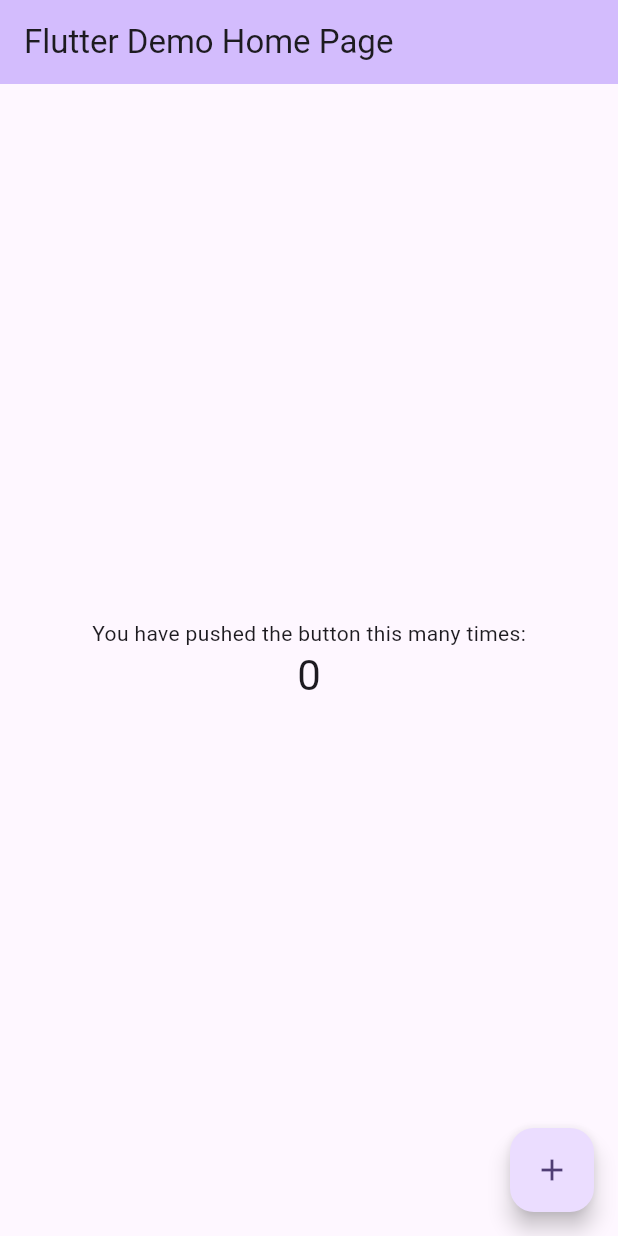
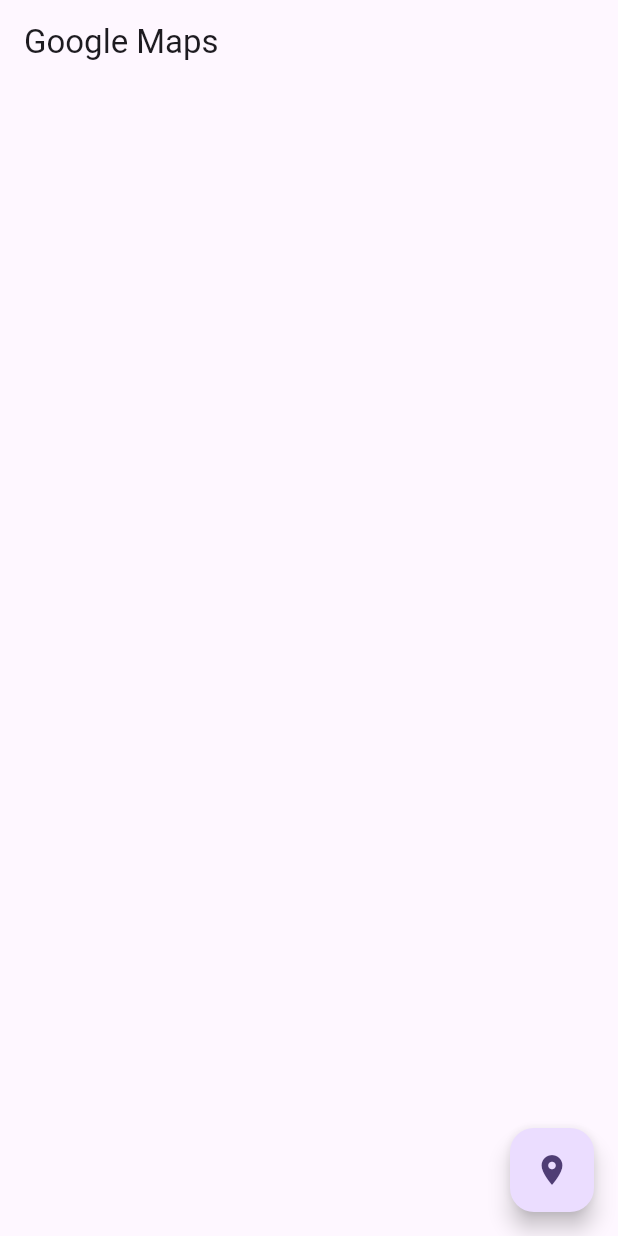
Before and after one commit to duvs/fincatech_hub, a Flutter app: the screen it shows after launch, on a phone screen of 412 x 824 dp. Run offline on Flutter 3.47's test engine with Material 3 defaults, Android fonts, the phone set to English and light mode, and no system bars; our stand-ins replace equatable, flutter_bloc, geolocator, google_maps_flutter.

Commit message:
Regenerate project with latest Flutter and Android Studio versions

```diff
--- /dev/null
+++ b/lib/domain/repositories/map_repository.dart
@@ -0,0 +1,4 @@
+abstract class MapRepository {
+  Future<Map<String, double>> getCurrentLocation();
+  Future<void> checkPermissions();
+}
--- a/lib/main.dart
+++ b/lib/main.dart
@@ -1,3 +1,4 @@
+import 'package:fincatech_hub/presentation/screens/map_screen.dart';
 import 'package:flutter/material.dart';
 
 void main() {
@@ -7,119 +8,16 @@
 class MyApp extends StatelessWidget {
   const MyApp({super.key});
 
-  // This widget is the root of your application.
   @override
   Widget build(BuildContext context) {
     return MaterialApp(
-      title: 'Flutter Demo',
+      title: 'Fincatech Hub',
+      debugShowCheckedModeBanner: false,
       theme: ThemeData(
-        // This is the theme of your application.
-        //
-        // TRY THIS: Try running your application with "flutter run". You'll see
-        // the application has a purple toolbar. Then, without quitting the app,
-        // try changing the seedColor in the colorScheme below to Colors.green
-        // and then invoke "hot reload" (save your changes or press the "hot
-        // reload" button in a Flutter-supported IDE, or press "r" if you used
-        // the command line to start the app).
-        //
-        // Notice that the counter didn't reset back to zero; the application
-        // state is not lost during the reload. To reset the state, use hot
-        // restart instead.
-        //
-        // This works for code too, not just values: Most code changes can be
-        // tested with just a hot reload.
         colorScheme: ColorScheme.fromSeed(seedColor: Colors.deepPurple),
         useMaterial3: true,
       ),
-      home: const MyHomePage(title: 'Flutter Demo Home Page'),
+      home: MapScreen(),
     );
   }
 }
-
-class MyHomePage extends StatefulWidget {
-  const MyHomePage({super.key, required this.title});
-
-  // This widget is the home page of your application. It is stateful, meaning
-  // that it has a State object (defined below) that contains fields that affect
-  // how it looks.
-
-  // This class is the configuration for the state. It holds the values (in this
-  // case the title) provided by the parent (in this case the App widget) and
-  // used by the build method of the State. Fields in a Widget subclass are
-  // always marked "final".
-
-  final String title;
-
-  @override
-  State<MyHomePage> createState() => _MyHomePageState();
-}
-
-class _MyHomePageState extends State<MyHomePage> {
-  int _counter = 0;
-
-  void _incrementCounter() {
-    setState(() {
-      // This call to setState tells the Flutter framework that something has
-      // changed in this State, which causes it to rerun the build method below
-      // so that the display can reflect the updated values. If we changed
-      // _counter without calling setState(), then the build method would not be
-      // called again, and so nothing would appear to happen.
-      _counter++;
-    });
-  }
-
-  @override
-  Widget build(BuildContext context) {
-    // This method is rerun every time setState is called, for instance as done
-    // by the _incrementCounter method above.
-    //
-    // The Flutter framework has been optimized to make rerunning build methods
-    // fast, so that you can just rebuild anything that needs updating rather
-    // than having to individually change instances of widgets.
-    return Scaffold(
-      appBar: AppBar(
-        // TRY THIS: Try changing the color here to a specific color (to
-        // Colors.amber, perhaps?) and trigger a hot reload to see the AppBar
-        // change color while the other colors stay the same.
-        backgroundColor: Theme.of(context).colorScheme.inversePrimary,
-        // Here we take the value from the MyHomePage object that was created by
-        // the App.build method, and use it to set our appbar title.
-        title: Text(widget.title),
-      ),
-      body: Center(
-        // Center is a layout widget. It takes a single child and positions it
-        // in the middle of the parent.
-        child: Column(
-          // Column is also a layout widget. It takes a list of children and
-          // arranges them vertically. By default, it sizes itself to fit its
-          // children horizontally, and tries to be as tall as its parent.
-          //
-          // Column has various properties to control how it sizes itself and
-          // how it positions its children. Here we use mainAxisAlignment to
-          // center the children vertically; the main axis here is the vertical
-          // axis because Columns are vertical (the cross axis would be
-          // horizontal).
-          //
-          // TRY THIS: Invoke "debug painting" (choose the "Toggle Debug Paint"
-          // action in the IDE, or press "p" in the console), to see the
-          // wireframe for each widget.
-          mainAxisAlignment: MainAxisAlignment.center,
-          children: <Widget>[
-            const Text(
-              'You have pushed the button this many times:',
-            ),
-            Text(
-              '$_counter',
-              style: Theme.of(context).textTheme.headlineMedium,
-            ),
-          ],
-        ),
-      ),
-      floatingActionButton: FloatingActionButton(
-        onPressed: _incrementCounter,
-        tooltip: 'Increment',
-        child: const Icon(Icons.add),
-      ), // This trailing comma makes auto-formatting nicer for build methods.
-    );
-  }
-}
--- /dev/null
+++ b/lib/presentation/blocs/bloc/map_bloc.dart
@@ -0,0 +1,25 @@
+import 'package:fincatech_hub/domain/use_cases/map_use_case.dart';
+import 'package:flutter_bloc/flutter_bloc.dart';
+import 'package:equatable/equatable.dart';
+
+part 'map_event.dart';
+part 'map_state.dart';
+
+class MapBloc extends Bloc<MapEvent, MapState> {
+  final MapUseCase mapUseCase;
+
+  MapBloc(this.mapUseCase) : super(MapInitial()) {
+    on<MapStarted>(_onStarted);
+  }
+
+  Future<void> _onStarted(MapStarted event, Emitter<MapState> emit) async {
+    emit(MapLoading());
+    try {
+      await mapUseCase.checkPermissions();
+      final Map<String, double> location = await mapUseCase.getCurrentLocation();
+      emit(MapLoaded(location));
+    } catch (e) {
+      emit(MapError('Error loading location: $e'));
+    }
+  }
+}
--- /dev/null
+++ b/lib/presentation/blocs/bloc/map_event.dart
@@ -0,0 +1,13 @@
+part of 'map_bloc.dart';
+
+sealed class MapEvent extends Equatable {
+  const MapEvent();
+
+  @override
+  List<Object> get props => [];
+}
+
+final class MapStarted extends MapEvent {
+  @override
+  List<Object> get props => [];
+}
--- /dev/null
+++ b/lib/presentation/blocs/bloc/map_state.dart
@@ -0,0 +1,36 @@
+part of 'map_bloc.dart';
+
+sealed class MapState extends Equatable {
+  const MapState();
+
+  @override
+  List<Object> get props => [];
+}
+
+final class MapInitial extends MapState {
+  @override
+  List<Object> get props => [];
+}
+
+final class MapLoading extends MapState {
+  @override
+  List<Object> get props => [];
+}
+
+final class MapLoaded extends MapState {
+  final Map<String, double> location;
+
+  const MapLoaded(this.location);
+
+  @override
+  List<Object> get props => [location];
+}
+
+final class MapError extends MapState {
+  final String error;
+
+  const MapError(this.error);
+
+  @override
+  List<Object> get props => [error];
+}
--- /dev/null
+++ b/lib/presentation/screens/map_screen.dart
@@ -0,0 +1,60 @@
+import 'package:fincatech_hub/domain/use_cases/map_use_case.dart';
+import 'package:fincatech_hub/infrastructure/repositories/map_repository_impl.dart';
+import 'package:fincatech_hub/presentation/blocs/bloc/map_bloc.dart';
+import 'package:flutter/material.dart';
+import 'package:flutter_bloc/flutter_bloc.dart';
+import 'package:google_maps_flutter/google_maps_flutter.dart';
+
+class MapScreen extends StatelessWidget {
+  const MapScreen({super.key});
+
+  @override
+  Widget build(BuildContext context) {
+    final MapRepositoryImpl mapRepository = MapRepositoryImpl();
+    final MapUseCase mapUseCase = MapUseCase(mapRepository);
+
+    return BlocProvider<MapBloc>(
+      create: (_) => MapBloc(mapUseCase),
+      child: Builder(
+        builder: (context) {
+          return Scaffold(
+            appBar: AppBar(title: const Text('Google Maps')),
+            body: BlocBuilder<MapBloc, MapState>(
+              builder: (context, state) {
+                if (state is MapLoading) {
+                  return const Center(child: CircularProgressIndicator());
+                } else if (state is MapLoaded) {
+                  final location = state.location;
+                  final latitude = location['latitude']!;
+                  final longitude = location['longitude']!;
+
+                  return GoogleMap(
+                    initialCameraPosition: CameraPosition(
+                      target: LatLng(latitude, longitude),
+                      zoom: 14,
+                    ),
+                    markers: {
+                      Marker(
+                        markerId: const MarkerId('current_location'),
+                        position: LatLng(latitude, longitude),
+                      ),
+                    },
+                  );
+                } else if (state is MapError) {
+                  return Center(child: Text(state.error));
+                }
+                return const SizedBox();
+              },
+            ),
+            floatingActionButton: FloatingActionButton(
+              onPressed: () {
+                context.read<MapBloc>().add(MapStarted());
+              },
+              child: const Icon(Icons.location_on),
+            ),
+          );
+        },
+      ),
+    );
+  }
+}
--- a/pubspec.yaml
+++ b/pubspec.yaml
@@ -19,7 +19,7 @@ publish_to: 'none' # Remove this line if you wish to publish to pub.dev
 version: 1.0.0+1
 
 environment:
-  sdk: ^3.5.4
+  sdk: ^3.7.2
 
 # Dependencies specify other packages that your package needs in order to work.
 # To automatically upgrade your package dependencies to the latest versions
@@ -29,15 +29,15 @@ environment:
 # versions available, run `flutter pub outdated`.
 dependencies:
   cupertino_icons: ^1.0.8
+  equatable: ^2.0.7
   flutter:
     sdk: flutter
   flutter_bloc: ^9.1.1
   geolocator: ^14.0.0
   google_maps_flutter: ^2.12.1
-  hydrated_bloc: ^10.0.0
 
 dev_dependencies:
-  flutter_lints: ^4.0.0
+  flutter_lints: ^5.0.0
   flutter_test:
     sdk: flutter
 
```
Also changed, not shown: lib/domain/use_cases/map_use_case.dart (added, +24 -0 lines), lib/infrastructure/repositories/map_repository_impl.dart (added, +31 -0 lines), pubspec.lock (added), 41 other files.
